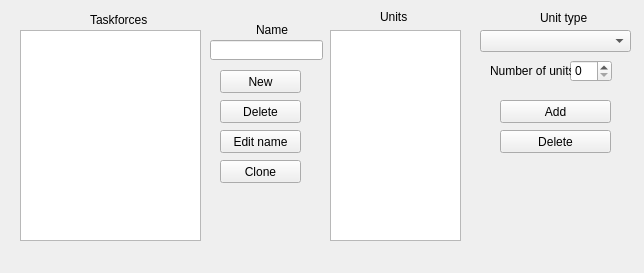
This is src/taskforcesection.ui in PTapioK/TSWaveMaker as Qt 5 draws it before an edit. The edited form follows.
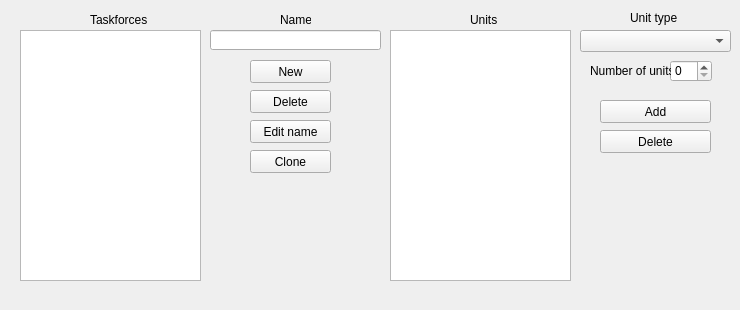
This is the edited form.

```diff
--- a/src/taskforcesection.ui
+++ b/src/taskforcesection.ui
@@ -6,8 +6,8 @@
    <rect>
     <x>0</x>
     <y>0</y>
-    <width>644</width>
-    <height>273</height>
+    <width>740</width>
+    <height>310</height>
    </rect>
   </property>
   <property name="sizePolicy">
@@ -16,6 +16,18 @@
     <verstretch>0</verstretch>
    </sizepolicy>
   </property>
+  <property name="minimumSize">
+   <size>
+    <width>740</width>
+    <height>310</height>
+   </size>
+  </property>
+  <property name="maximumSize">
+   <size>
+    <width>740</width>
+    <height>310</height>
+   </size>
+  </property>
   <property name="floating">
    <bool>true</bool>
   </property>
@@ -35,7 +47,7 @@
       <x>20</x>
       <y>30</y>
       <width>181</width>
-      <height>211</height>
+      <height>251</height>
      </rect>
     </property>
     <property name="selectionMode">
@@ -58,8 +70,8 @@
    <widget class="QPushButton" name="NewTaskforce">
     <property name="geometry">
      <rect>
-      <x>220</x>
-      <y>70</y>
+      <x>250</x>
+      <y>60</y>
       <width>81</width>
       <height>23</height>
      </rect>
@@ -71,8 +83,8 @@
    <widget class="QPushButton" name="DeleteTaskforce">
     <property name="geometry">
      <rect>
-      <x>220</x>
-      <y>100</y>
+      <x>250</x>
+      <y>90</y>
       <width>81</width>
       <height>23</height>
      </rect>
@@ -84,20 +96,20 @@
    <widget class="QListWidget" name="UnitList">
     <property name="geometry">
      <rect>
-      <x>330</x>
+      <x>390</x>
       <y>30</y>
-      <width>131</width>
-      <height>211</height>
+      <width>181</width>
+      <height>251</height>
      </rect>
     </property>
    </widget>
    <widget class="QLabel" name="label_2">
     <property name="geometry">
      <rect>
-      <x>380</x>
+      <x>470</x>
       <y>10</y>
-      <width>46</width>
-      <height>13</height>
+      <width>41</width>
+      <height>20</height>
      </rect>
     </property>
     <property name="text">
@@ -107,7 +119,7 @@
    <widget class="QPushButton" name="AddUnit">
     <property name="geometry">
      <rect>
-      <x>500</x>
+      <x>600</x>
       <y>100</y>
       <width>111</width>
       <height>23</height>
@@ -120,7 +132,7 @@
    <widget class="QPushButton" name="DeleteUnit">
     <property name="geometry">
      <rect>
-      <x>500</x>
+      <x>600</x>
       <y>130</y>
       <width>111</width>
       <height>23</height>
@@ -133,7 +145,7 @@
    <widget class="QComboBox" name="UnitBox">
     <property name="geometry">
      <rect>
-      <x>480</x>
+      <x>580</x>
       <y>30</y>
       <width>151</width>
       <height>22</height>
@@ -143,7 +155,7 @@
    <widget class="QLabel" name="label_3">
     <property name="geometry">
      <rect>
-      <x>540</x>
+      <x>630</x>
       <y>10</y>
       <width>51</width>
       <height>16</height>
@@ -156,7 +168,7 @@
    <widget class="QSpinBox" name="UnitNumberBox">
     <property name="geometry">
      <rect>
-      <x>570</x>
+      <x>670</x>
       <y>60</y>
       <width>42</width>
       <height>22</height>
@@ -166,7 +178,7 @@
    <widget class="QLabel" name="label_4">
     <property name="geometry">
      <rect>
-      <x>490</x>
+      <x>590</x>
       <y>60</y>
       <width>81</width>
       <height>21</height>
@@ -179,8 +191,8 @@
    <widget class="QPushButton" name="cloneTaskforce">
     <property name="geometry">
      <rect>
-      <x>220</x>
-      <y>160</y>
+      <x>250</x>
+      <y>150</y>
       <width>81</width>
       <height>23</height>
      </rect>
@@ -192,8 +204,8 @@
    <widget class="QPushButton" name="editTaskforceName">
     <property name="geometry">
      <rect>
-      <x>220</x>
-      <y>130</y>
+      <x>250</x>
+      <y>120</y>
       <width>81</width>
       <height>23</height>
      </rect>
@@ -206,8 +218,8 @@
     <property name="geometry">
      <rect>
       <x>210</x>
-      <y>40</y>
-      <width>113</width>
+      <y>30</y>
+      <width>171</width>
       <height>20</height>
      </rect>
     </property>
@@ -215,9 +227,9 @@
    <widget class="QLabel" name="nameLabel">
     <property name="geometry">
      <rect>
-      <x>256</x>
-      <y>20</y>
-      <width>41</width>
+      <x>280</x>
+      <y>10</y>
+      <width>31</width>
       <height>20</height>
      </rect>
     </property>
```
